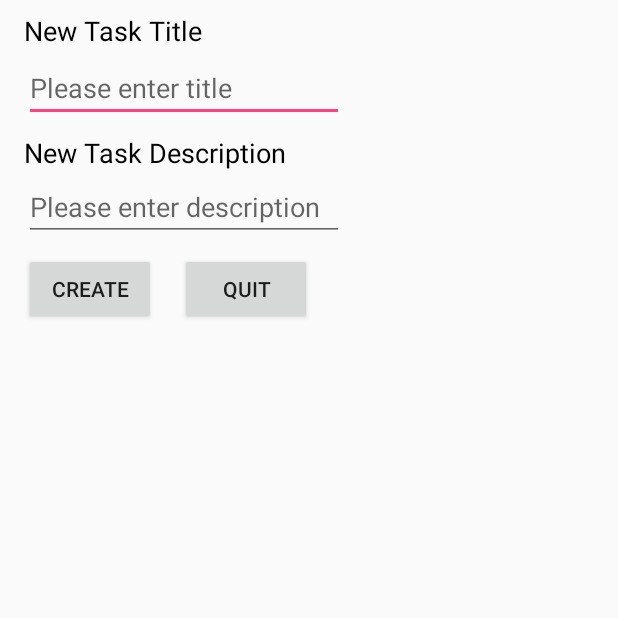
After one commit to CMPUT301W18T08/Task-Management-Monster, an Android app: the NewTaskActivity screen opened directly, with no data from a screen before it, on a phone screen of 412 x 824 dp, the top half of it. The commit adds this screen. Run offline under Robolectric (Android 15) with nearby library versions, the phone set to English and light mode, and no system bars.

Commit message:
New task (1)

```diff
--- a/app/src/main/AndroidManifest.xml
+++ b/app/src/main/AndroidManifest.xml
@@ -16,6 +16,7 @@
                 <category android:name="android.intent.category.LAUNCHER" />
             </intent-filter>
         </activity>
+        <activity android:name=".NewTaskActivity"></activity>
     </application>
 
 </manifest>
--- /dev/null
+++ b/app/src/main/java/com/example/yanghanwen/taskmanagementmonster/NewTaskActivity.java
@@ -0,0 +1,65 @@
+package com.example.yanghanwen.taskmanagementmonster;
+
+import android.app.Activity;
+import android.os.Bundle;
+import android.view.View;
+import android.widget.Button;
+import android.widget.EditText;
+import android.widget.TextView;
+
+public class NewTaskActivity extends Activity {
+
+    private int tid;
+    private String username;
+    private String taskname;
+    private String description;
+
+    private EditText editTitle;
+    private EditText editDescription;
+
+    private Button createButton;
+    private Button quitButton;
+
+    @Override
+    protected void onCreate(Bundle savedInstanceState) {
+        super.onCreate(savedInstanceState);
+        setContentView(R.layout.activity_new_task);
+
+        // Here is the required value need to get from elastic search and other place
+        tid = 1;
+        username = "Tom";
+        // end of value
+
+        editTitle = (EditText) findViewById(R.id.editTextNewTitle);
+        editDescription = (EditText) findViewById(R.id.editTextNewDescription);
+
+        createButton = (Button) findViewById(R.id.buttonNewCreate);
+        quitButton = (Button) findViewById(R.id.buttonNewQuit);
+
+        createButton.setOnClickListener(new View.OnClickListener() {
+            @Override
+            public void onClick(View view) {
+
+                taskname = editTitle.getText().toString();
+                description = editDescription.getText().toString();
+
+                Task task = new Task(tid, username, taskname, description);
+
+                // save the task in the main activity
+                // MainActivity.tasks.add(task);
+
+                finish();
+            }
+        });
+
+        quitButton.setOnClickListener(new View.OnClickListener() {
+            @Override
+            public void onClick(View view) {
+
+                finish();
+            }
+        });
+
+    }
+
+}
--- /dev/null
+++ b/app/src/main/res/layout/activity_new_task.xml
@@ -0,0 +1,79 @@
+<?xml version="1.0" encoding="utf-8"?>
+<android.support.constraint.ConstraintLayout xmlns:android="http://schemas.android.com/apk/res/android"
+    xmlns:app="http://schemas.android.com/apk/res-auto"
+    xmlns:tools="http://schemas.android.com/tools"
+    android:layout_width="match_parent"
+    android:layout_height="match_parent"
+    tools:context="com.example.yanghanwen.taskmanagementmonster.NewTaskActivity">
+
+    <TextView
+        android:id="@+id/textViewNewTitle"
+        android:layout_width="wrap_content"
+        android:layout_height="28dp"
+        android:layout_alignParentStart="true"
+        android:layout_alignParentTop="true"
+        android:layout_marginStart="16dp"
+        android:layout_marginTop="8dp"
+        android:text="@string/new_title"
+        android:textColor="@android:color/black"
+        android:textSize="18sp"
+        app:layout_constraintStart_toStartOf="parent"
+        app:layout_constraintTop_toTopOf="parent" />
+
+    <TextView
+        android:id="@+id/textViewNewDescription"
+        android:layout_width="wrap_content"
+        android:layout_height="26dp"
+        android:layout_alignStart="@+id/textViewNewTitle"
+        android:layout_below="@+id/textViewNewTitle"
+        android:layout_marginStart="16dp"
+        android:layout_marginTop="8dp"
+        android:text="@string/new_description"
+        android:textColor="@android:color/black"
+        android:textSize="18sp"
+        app:layout_constraintStart_toStartOf="parent"
+        app:layout_constraintTop_toBottomOf="@+id/editTextNewTitle" />
+
+    <EditText
+        android:id="@+id/editTextNewTitle"
+        android:layout_width="wrap_content"
+        android:layout_height="wrap_content"
+        android:layout_marginStart="16dp"
+        android:ems="10"
+        android:hint="@string/new_titile_hint"
+        android:inputType="textPersonName"
+        app:layout_constraintStart_toStartOf="parent"
+        app:layout_constraintTop_toBottomOf="@+id/textViewNewTitle" />
+
+    <EditText
+        android:id="@+id/editTextNewDescription"
+        android:layout_width="wrap_content"
+        android:layout_height="wrap_content"
+        android:layout_marginStart="16dp"
+        android:ems="10"
+        android:hint="@string/new_description_hint"
+        android:inputType="textPersonName"
+        app:layout_constraintStart_toStartOf="parent"
+        app:layout_constraintTop_toBottomOf="@+id/textViewNewDescription" />
+
+    <Button
+        android:id="@+id/buttonNewCreate"
+        android:layout_width="wrap_content"
+        android:layout_height="wrap_content"
+        android:layout_marginStart="16dp"
+        android:layout_marginTop="8dp"
+        android:text="@string/new_button_create"
+        app:layout_constraintStart_toStartOf="parent"
+        app:layout_constraintTop_toBottomOf="@+id/editTextNewDescription" />
+
+    <Button
+        android:id="@+id/buttonNewQuit"
+        android:layout_width="wrap_content"
+        android:layout_height="wrap_content"
+        android:layout_marginStart="16dp"
+        android:layout_marginTop="8dp"
+        android:text="@string/new_button_quit"
+        app:layout_constraintStart_toEndOf="@+id/buttonNewCreate"
+        app:layout_constraintTop_toBottomOf="@+id/editTextNewDescription" />
+
+</android.support.constraint.ConstraintLayout>
--- a/app/src/main/res/values/strings.xml
+++ b/app/src/main/res/values/strings.xml
@@ -1,3 +1,9 @@
 <resources>
     <string name="app_name">TaskManagementMonster</string>
+    <string name="new_title">New Task Title</string>
+    <string name="new_description">New Task Description</string>
+    <string name="new_titile_hint">Please enter title</string>
+    <string name="new_description_hint">Please enter description</string>
+    <string name="new_button_quit">Quit</string>
+    <string name="new_button_create">Create</string>
 </resources>
```
